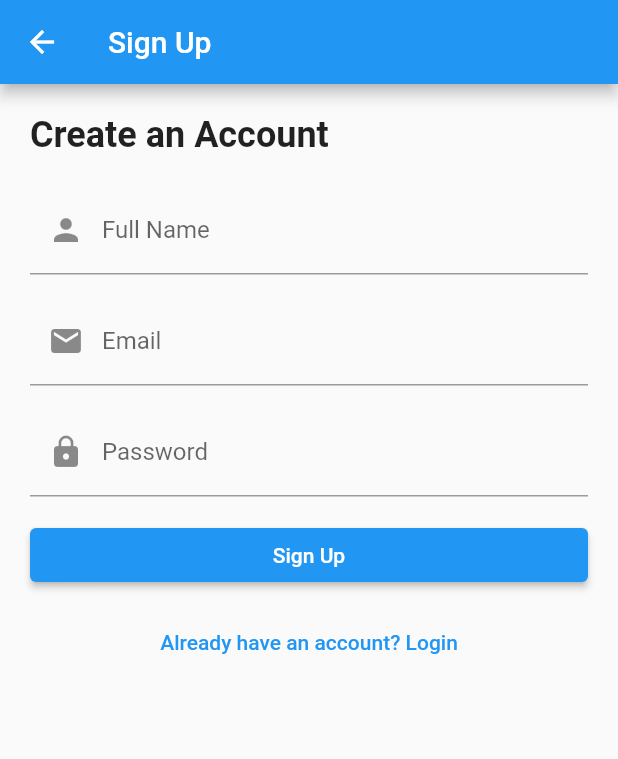
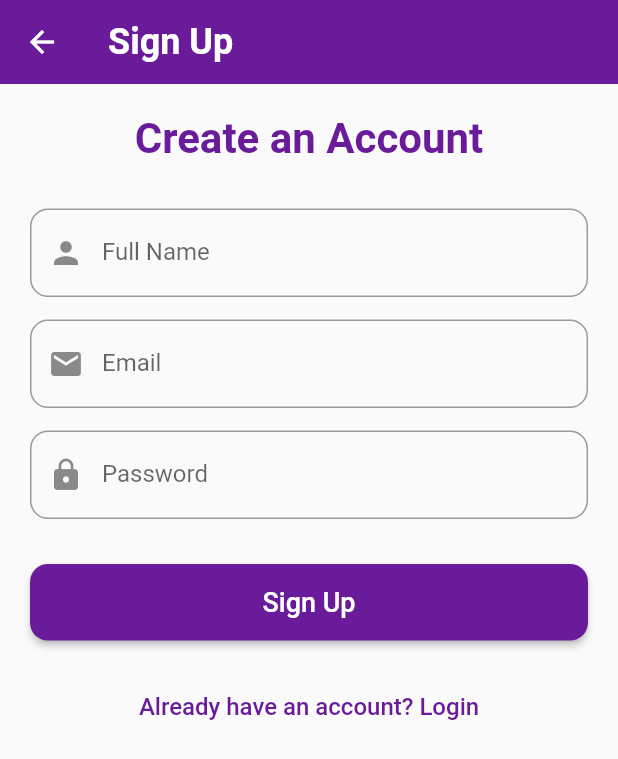
Before and after one commit to Teresiah-cpu/she_advocate_app, a Flutter app: the SignUpPage screen opened directly, on a phone screen of 412 x 824 dp. Shown: the top 759 px of the screen. Run offline on Flutter 3.47's test engine with Material 2 defaults, Android fonts, the phone set to English and light mode, and no system bars; our stand-ins replace google_fonts.

Commit message:
improve UI layout on pages

```diff
--- a/lib/landing_page.dart
+++ b/lib/landing_page.dart
@@ -21,10 +21,10 @@ class LandingPage extends StatelessWidget {
                   top: 70,
                   bottom: 20,
                 ),
-                child: Image.asset('images/girl.jpg'),
+                child: Image.asset('images/girl2.png'),
               ),
 
-              // main title
+              // Main title
               Padding(
                 padding: const EdgeInsets.all(28.0),
                 child: Text(
@@ -33,11 +33,12 @@ class LandingPage extends StatelessWidget {
                   style: GoogleFonts.notoSerif(
                     fontSize: 36,
                     fontWeight: FontWeight.bold,
+                    color: Color(0xFF6A1B9A), // Purple color
                   ),
                 ),
               ),
 
-              // sub-title
+              // Sub-title
               Text(
                 'Empower her',
                 textAlign: TextAlign.center,
@@ -51,7 +52,7 @@ class LandingPage extends StatelessWidget {
 
               const SizedBox(height: 50), // space before the button
 
-              // get started button
+              // Get started button
               GestureDetector(
                 onTap: () => Navigator.push(
                   context,
@@ -65,13 +66,13 @@ class LandingPage extends StatelessWidget {
                   padding: const EdgeInsets.all(24),
                   decoration: BoxDecoration(
                     borderRadius: BorderRadius.circular(16),
-                    color: Color.fromARGB(255, 71, 49, 179),
+                    color: Color(0xFF6A1B9A), // Purple color
                   ),
                   child: const Text(
                     "Get Started",
                     style: TextStyle(
                       color: Colors.white,
-                      // fontWeight: FontWeight.bold,
+                      fontWeight: FontWeight.bold,
                       fontSize: 16,
                     ),
                   ),
--- a/lib/login_page.dart
+++ b/lib/login_page.dart
@@ -17,7 +17,7 @@ class LoginPage extends StatelessWidget {
     //  Validate username and password, then navigate to the homepage
     Navigator.pushReplacement(
       context,
-      MaterialPageRoute(builder: (context) => MyHomePage()), // takes you homepage
+      MaterialPageRoute(builder: (context) => MyHomePage()), // takes you to homepage
     );
   }
 
@@ -36,6 +36,7 @@ class LoginPage extends StatelessWidget {
                 const Icon(
                   Icons.lock,
                   size: 100,
+                  color: Color(0xFF6A1B9A), // Purple color
                 ),
                 const SizedBox(height: 50),
                 Text(
@@ -79,12 +80,12 @@ class LoginPage extends StatelessWidget {
                   mainAxisAlignment: MainAxisAlignment.center,
                   children: [
                     Image.asset(
-                      'assets/images/google.png', //  Google image path
+                      'assets/images/google.png', // Google image path
                       height: 40,
                     ),
                     SizedBox(width: 25),
                     Image.asset(
-                      'assets/images/apple.png', //  Apple image path
+                      'assets/images/apple.png', // Apple image path
                       height: 40,
                     ),
                   ],
@@ -97,7 +98,10 @@ class LoginPage extends StatelessWidget {
                       MaterialPageRoute(builder: (context) => SignUpPage()), // signup page
                     );
                   },
-                  child: Text('Not a member? Register now'),
+                  child: Text(
+                    'Not a member? Register now',
+                    style: TextStyle(color: Color(0xFF6A1B9A)), // Purple color
+                  ),
                 ),
               ],
             ),
--- a/lib/signup_page.dart
+++ b/lib/signup_page.dart
@@ -7,7 +7,9 @@ class SignUpPage extends StatelessWidget {
   Widget build(BuildContext context) {
     return Scaffold(
       appBar: AppBar(
-        title: Text('Sign Up'),
+        title: Text('Sign Up', style: TextStyle(fontSize: 24, fontWeight: FontWeight.bold)),
+        backgroundColor: Color(0xFF6A1B9A), // Purple color
+        elevation: 0,
       ),
       body: SingleChildScrollView(
         child: Padding(
@@ -18,15 +20,20 @@ class SignUpPage extends StatelessWidget {
               Text(
                 'Create an Account',
                 style: TextStyle(
-                  fontSize: 24,
+                  fontSize: 28,
                   fontWeight: FontWeight.bold,
+                  color: Color(0xFF6A1B9A), // Purple color
                 ),
+                textAlign: TextAlign.center,
               ),
-              SizedBox(height: 20),
+              SizedBox(height: 30),
               TextFormField(
                 decoration: InputDecoration(
                   labelText: 'Full Name',
                   prefixIcon: Icon(Icons.person),
+                  border: OutlineInputBorder(
+                    borderRadius: BorderRadius.circular(12.0),
+                  ),
                 ),
               ),
               SizedBox(height: 15),
@@ -34,6 +41,9 @@ class SignUpPage extends StatelessWidget {
                 decoration: InputDecoration(
                   labelText: 'Email',
                   prefixIcon: Icon(Icons.email),
+                  border: OutlineInputBorder(
+                    borderRadius: BorderRadius.circular(12.0),
+                  ),
                 ),
               ),
               SizedBox(height: 15),
@@ -42,9 +52,12 @@ class SignUpPage extends StatelessWidget {
                 decoration: InputDecoration(
                   labelText: 'Password',
                   prefixIcon: Icon(Icons.lock),
+                  border: OutlineInputBorder(
+                    borderRadius: BorderRadius.circular(12.0),
                   ),
                 ),
-              SizedBox(height: 15),
+              ),
+              SizedBox(height: 30),
               ElevatedButton(
                 onPressed: () {
                   // Navigate to homepage
@@ -53,10 +66,18 @@ class SignUpPage extends StatelessWidget {
                     MaterialPageRoute(builder: (context) => MyHomePage()),
                   );
                 },
-                child: Text('Sign Up'),
+                style: ElevatedButton.styleFrom(
+                  padding: EdgeInsets.symmetric(vertical: 15),
+                  shape: RoundedRectangleBorder(
+                    borderRadius: BorderRadius.circular(12),
                   ),
-              SizedBox(height: 10),
-              TextButton(
+                  primary: Color(0xFF6A1B9A), // Purple color
+                ),
+                child: Text('Sign Up', style: TextStyle(fontSize: 18)),
+              ),
+              SizedBox(height: 20),
+              Center(
+                child: TextButton(
                   onPressed: () {
                     // Navigate to login page
                     Navigator.pushReplacement(
@@ -64,7 +85,11 @@ class SignUpPage extends StatelessWidget {
                       MaterialPageRoute(builder: (context) => LoginPage()),
                     );
                   },
-                child: Text('Already have an account? Login'),
+                  child: Text(
+                    'Already have an account? Login',
+                    style: TextStyle(color: Color(0xFF6A1B9A), fontSize: 16), // Purple color
+                  ),
+                ),
               ),
             ],
           ),
--- a/pubspec.yaml
+++ b/pubspec.yaml
@@ -65,6 +65,7 @@ flutter:
     - assets/images/google.png
     - assets/images/apple.png
     - assets/images/girl.jpg
+    - assets/images/girl2.png
 
 
 
```
Also changed, not shown: assets/images/girl2.png (added). Lines whose indentation alone changed are shown as unchanged.
